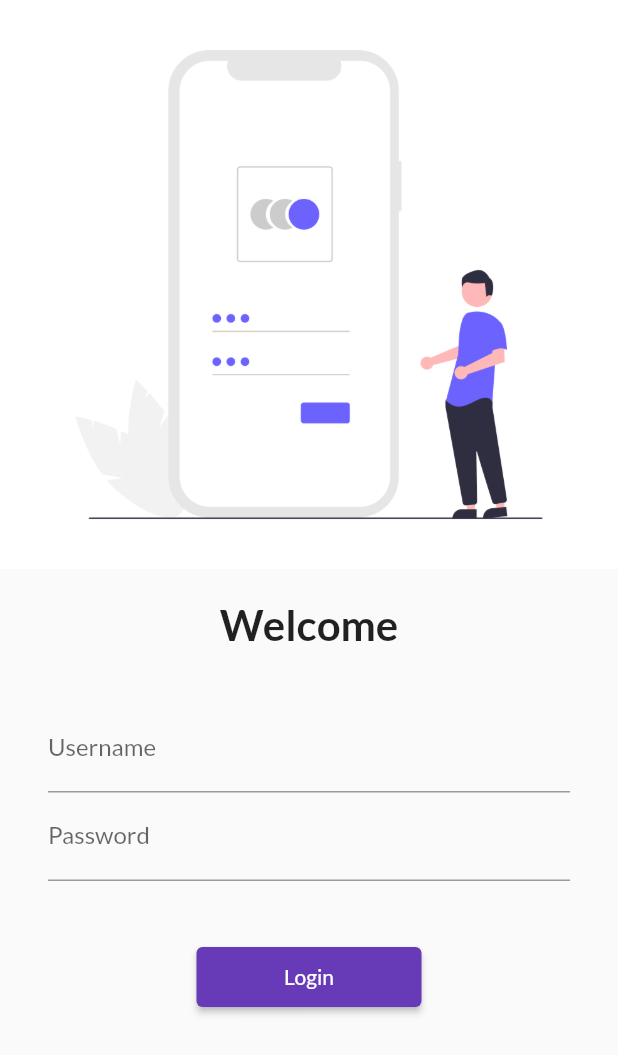
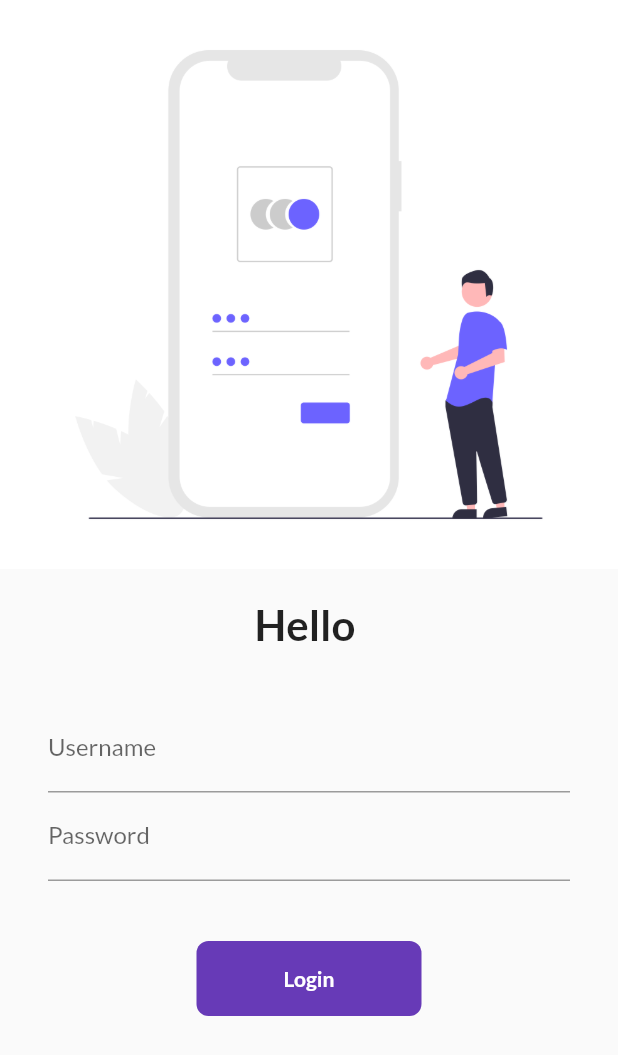
Before and after one commit to smv8960/Flutter_Catalog_app, a Flutter app: the screen it shows after launch, on a phone screen of 412 x 824 dp. Shown: the top 1055 px of the screen. Run offline on Flutter 3.47's test engine with Material 2 defaults, Android fonts, the phone set to English and light mode, and no system bars; our stand-ins replace google_fonts.

Commit message:
day6 completed

```diff
--- a/lib/pages/login_page.dart
+++ b/lib/pages/login_page.dart
@@ -7,6 +7,8 @@ class LoginPage extends StatefulWidget {
 }
 
 class _LoginPageState extends State<LoginPage> {
+  String name = "";
+  bool changeButton = false;
   @override
   Widget build(BuildContext context) {
     return Material(
@@ -21,7 +23,7 @@ class _LoginPageState extends State<LoginPage> {
               height: 20.0,
             ),
             Text(
-              "Welcome",
+              "Hello $name",
               style: TextStyle(
                 fontSize: 28,
                 fontWeight: FontWeight.bold,
@@ -37,6 +39,10 @@ class _LoginPageState extends State<LoginPage> {
                   TextFormField(
                     decoration: InputDecoration(
                         hintText: "Enter Username", labelText: "Username"),
+                    onChanged: (value) {
+                      name = value;
+                      setState(() {});
+                    },
                   ),
                   TextFormField(
                     obscureText: true,
@@ -46,13 +52,43 @@ class _LoginPageState extends State<LoginPage> {
                   SizedBox(
                     height: 40.0,
                   ),
-                  ElevatedButton(
-                    onPressed: () {
+                  InkWell(
+                    onTap: () async {
+                      setState(() {
+                        changeButton = true;
+                      });
+                      await Future.delayed(Duration(seconds: 1));
                       Navigator.pushNamed(context, MyRoutes.homeRoute);
                     },
-                    child: Text("Login"),
-                    style: TextButton.styleFrom(minimumSize: Size(150, 40)),
-                  )
+                    child: AnimatedContainer(
+                      duration: Duration(seconds: 1),
+                      width: changeButton ? 50 : 150,
+                      height: 50,
+                      alignment: Alignment.center,
+                      child: changeButton
+                          ? Icon(
+                              Icons.done,
+                              color: Colors.white,
+                            )
+                          : Text(
+                              "Login",
+                              style: TextStyle(
+                                  color: Colors.white,
+                                  fontWeight: FontWeight.bold),
+                            ),
+                      decoration: BoxDecoration(
+                          color: Colors.deepPurple,
+                          borderRadius:
+                              BorderRadius.circular(changeButton ? 50 : 8)),
+                    ),
+                  ),
+
+                  //ElevatedButton(
+                  //onPressed: () {
+                  //Navigator.pushNamed(context, MyRoutes.homeRoute);
+                  //},
+                  //child: Text("Login"),
+                  //style: TextButton.styleFrom(minimumSize: Size(150, 40)),
                 ],
               ),
             ),
```
